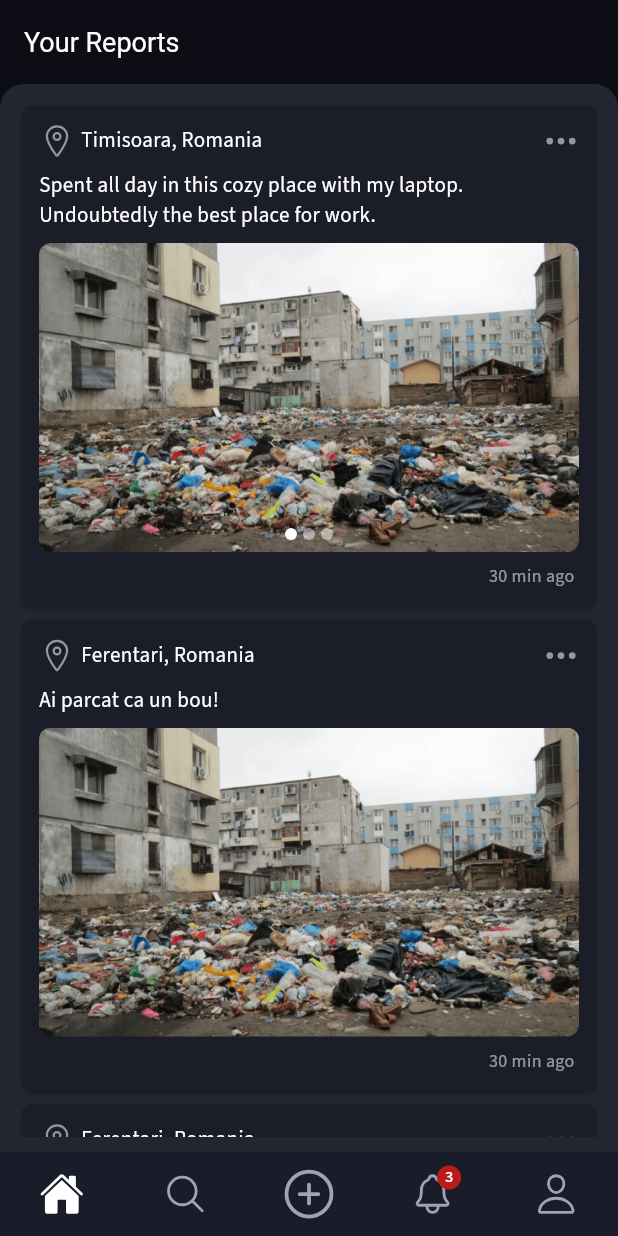
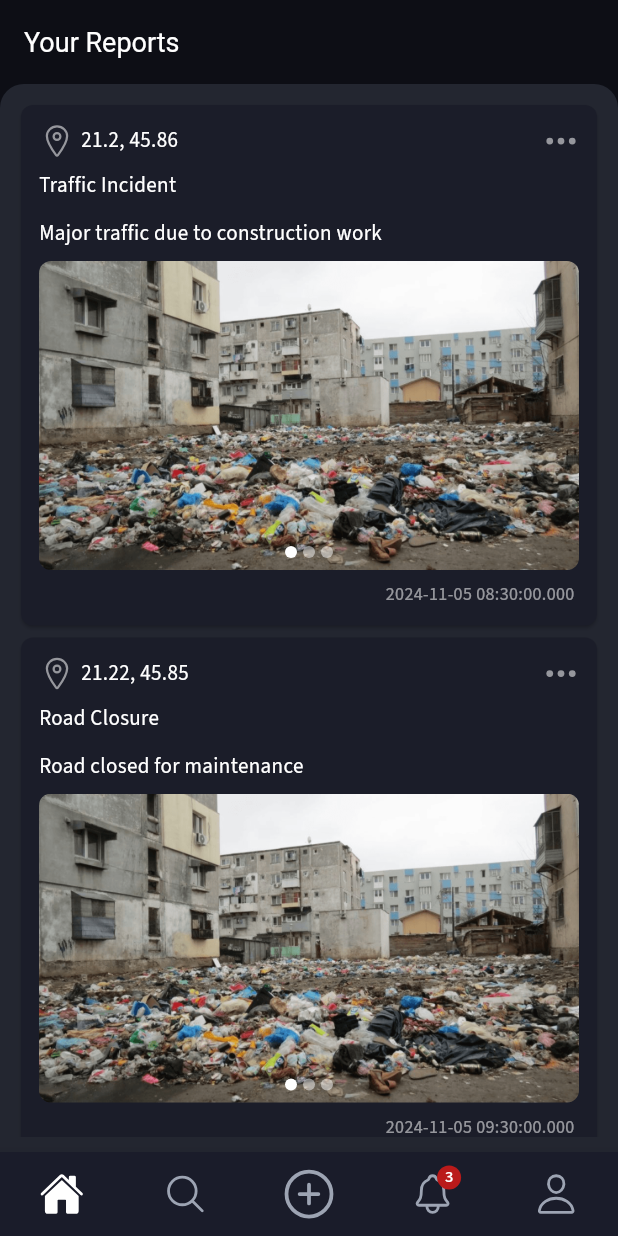
Before and after one commit to RaulBus01/PublicPatch, a Flutter app: the screen it shows after launch, on a phone screen of 412 x 824 dp. Run offline on Flutter 3.47's test engine with Material 3 defaults, Android fonts, the light colour scheme and no system bars; our stand-ins replace fluttertoast, geocoding, google_fonts, image_picker, ionicons, share_plus; missing offline and left inert: flutter_osm_plugin.

Commit message:
Refactor ReportsPage to use mock reports and enhance ReportCard layout with title

```diff
--- a/publicpatch/lib/mocks/MockReports.dart
+++ b/publicpatch/lib/mocks/MockReports.dart
@@ -87,7 +87,8 @@ List<Report> getMockReports() {
       latitude: 43.87,
       longitude: 21.19,
       title: "Accident",
-      description: "Minor accident, police on scene",
+      description:
+          "Minor accident, police on sceneMajor traffic due to construction worMajor traffic due to construction worMajor traffic due to construction worMajor traffic due to construction worMajor traffic due to construction worMajor traffic due to construction worMajor traffic due to construction worMajor traffic due to construction wor",
       imageUrls: [
         'assets/images/report.png',
         'assets/images/Login.jpg',
--- a/publicpatch/lib/pages/reports.dart
+++ b/publicpatch/lib/pages/reports.dart
@@ -1,8 +1,11 @@
 import 'package:flutter/material.dart';
 import 'package:ionicons/ionicons.dart';
 import 'package:publicpatch/components/BottomPanel.dart';
+import 'package:publicpatch/entity/Report.dart';
+import 'package:publicpatch/mocks/MockReports.dart';
 import 'package:publicpatch/pages/reportsMap.dart';
 import 'package:publicpatch/components/GalleryView.dart';
+import 'package:publicpatch/utils/maps_utils.dart';
 
 import '../components/ImageCarousel.dart';
 
@@ -11,6 +14,7 @@ class ReportsPage extends StatelessWidget {
 
   @override
   Widget build(BuildContext context) {
+    late List<Report> reports = getMockReports();
     return Scaffold(
       appBar: AppBar(
         surfaceTintColor: Colors.transparent,
@@ -30,43 +34,16 @@ class ReportsPage extends StatelessWidget {
         padding: const EdgeInsets.all(10.0),
         child: ListView(
           children: [
-            ReportCard(
-              location: 'Timisoara, Romania',
-              description:
-                  'Spent all day in this cozy place with my laptop. Undoubtedly the best place for work.',
-              imageUrls: [
-                'assets/images/report.png',
-                'assets/images/Login.jpg',
-                'assets/images/Login.jpg',
-              ],
-              timeAgo: '30 min ago',
-              latitude: 21.7489,
-              longitude: 40.2087,
-            ),
-            ReportCard(
-              location: 'Ferentari, Romania',
-              description: 'Ai parcat ca un bou!',
-              imageUrls: ['assets/images/report.png'],
-              timeAgo: '30 min ago',
-              latitude: 44.4167,
-              longitude: 26.1000,
-            ),
-            ReportCard(
-              location: 'Ferentari, Romania',
-              description: 'Ai parcat ca un bou!',
-              imageUrls: ['assets/images/report.png'],
-              timeAgo: '30 min ago',
-              latitude: 44.4167,
-              longitude: 21.1000,
-            ),
-            ReportCard(
-              location: 'Ferentari, Romania',
-              description: 'Ai parcat ca un bou!',
-              imageUrls: ['assets/images/report.png'],
-              timeAgo: '30 min ago',
-              latitude: 44.4167,
-              longitude: 26.1000,
-            ),
+            for (var report in reports)
+              ReportCard(
+                title: report.title,
+                location: '${report.longitude}, ${report.latitude}',
+                description: report.description,
+                imageUrls: report.imageUrls,
+                timeAgo: report.createdAt.toString(),
+                latitude: report.latitude,
+                longitude: report.longitude,
+              ),
           ],
         ),
       ),
@@ -75,6 +52,7 @@ class ReportsPage extends StatelessWidget {
 }
 
 class ReportCard extends StatelessWidget {
+  final String title;
   final String location;
   final String description;
   final List<String> imageUrls;
@@ -83,6 +61,7 @@ class ReportCard extends StatelessWidget {
   final double longitude;
 
   const ReportCard({
+    required this.title,
     required this.location,
     required this.description,
     required this.imageUrls,
@@ -151,8 +130,15 @@ class ReportCard extends StatelessWidget {
                       title: const Text('Share Report',
                           style: TextStyle(color: Colors.white)),
                       onTap: () {
+                        MapUtils.shareLocationLink(
+                          context,
+                          latitude,
+                          longitude,
+                          location,
+                          title,
+                          description,
+                        );
                         Navigator.pop(context);
-                        print('Share Report');
                       },
                     ),
                     Divider(color: Colors.white54),
@@ -180,9 +166,28 @@ class ReportCard extends StatelessWidget {
               ],
             ),
             const SizedBox(height: 8),
-            SelectableText(
-              description,
-              style: const TextStyle(color: Colors.white, fontSize: 14),
+            Column(
+              crossAxisAlignment: CrossAxisAlignment.start,
+              mainAxisAlignment: MainAxisAlignment.center,
+              children: [
+                Text(
+                  title,
+                  style: const TextStyle(
+                    color: Colors.white,
+                  ),
+                  overflow: TextOverflow.ellipsis,
+                  maxLines: 1,
+                ),
+                const SizedBox(height: 12),
+                Text(
+                  description,
+                  style: const TextStyle(
+                    color: Colors.white,
+                  ),
+                  overflow: TextOverflow.ellipsis,
+                  maxLines: 5,
+                ),
+              ],
             ),
             const SizedBox(height: 8),
             GestureDetector(
```
